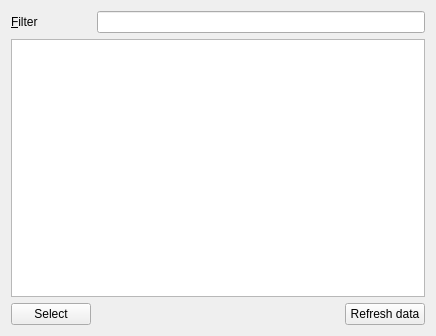
Above: atef/ui/ophyd_device_tree_widget.ui from pcdshub/atef before the change. Below: the same form after it.
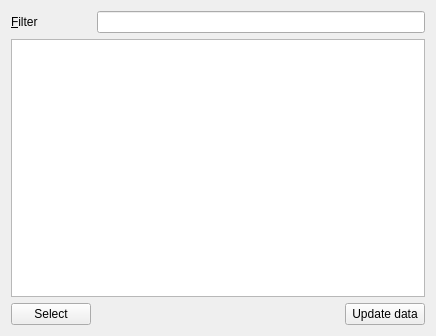
That is the form after the change. Custom widgets are drawn as their Qt base class.

Commit message: MNT: refresh -> update data

Diff of the .ui file:
```diff
--- a/atef/ui/ophyd_device_tree_widget.ui
+++ b/atef/ui/ophyd_device_tree_widget.ui
@@ -17,7 +17,7 @@
    <item row="2" column="2">
     <widget class="QPushButton" name="button_update_data">
      <property name="text">
-      <string>Refresh data</string>
+      <string>Update data</string>
      </property>
     </widget>
    </item>
```
Left out of the diff: 3 changed lines with no effect on the pictures.
